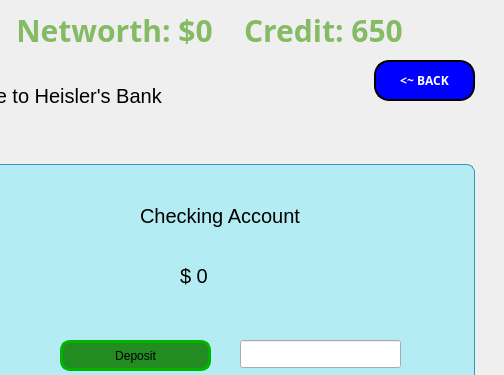
The window that mainwindow.ui (NandhiniRam2005/CS3505-Group-Assignment9-LifeInvestor) describes before a commit, drawn with Qt 5; both pictures show x 296 to 800 and y 0 to 375 of the 800 by 530 pixel window.
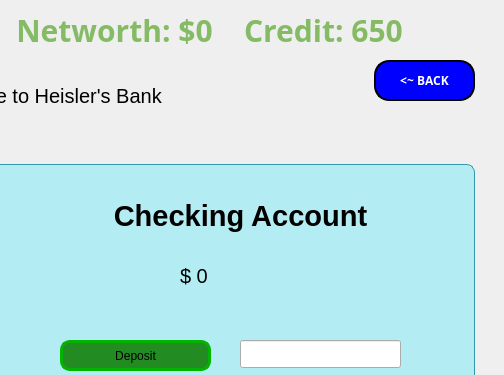
The same window after the commit. The open tabs and pages were chosen to show the change. Icons and pictures are not drawn.

The edit to the form file:
```diff
--- a/mainwindow.ui
+++ b/mainwindow.ui
@@ -3581,24 +3581,6 @@
        <attribute name="title">
         <string>CheckingAccount</string>
        </attribute>
-       <widget class="QLabel" name="checingAccountLabel">
-        <property name="geometry">
-         <rect>
-          <x>400</x>
-          <y>20</y>
-          <width>211</width>
-          <height>51</height>
-         </rect>
-        </property>
-        <property name="font">
-         <font>
-          <pointsize>15</pointsize>
-         </font>
-        </property>
-        <property name="text">
-         <string>Checking Account</string>
-        </property>
-       </widget>
        <widget class="QLabel" name="checkingAccountAmount">
         <property name="geometry">
          <rect>
@@ -3683,6 +3665,33 @@
          <pixmap resource="resources.qrc">:/icons/icons/checking-account.png</pixmap>
         </property>
        </widget>
+       <widget class="QLabel" name="cd1MinDepositLabel_7">
+        <property name="geometry">
+         <rect>
+          <x>360</x>
+          <y>20</y>
+          <width>281</width>
+          <height>51</height>
+         </rect>
+        </property>
+        <property name="font">
+         <font>
+          <pointsize>22</pointsize>
+          <bold>true</bold>
+         </font>
+        </property>
+        <property name="styleSheet">
+         <string notr="true">QLabel {
+    color: black;
+}</string>
+        </property>
+        <property name="text">
+         <string>Checking Account</string>
+        </property>
+        <property name="alignment">
+         <set>Qt::AlignmentFlag::AlignCenter</set>
+        </property>
+       </widget>
       </widget>
       <widget class="QWidget" name="savingsTab">
        <attribute name="title">
```
Left out of the diff: 51 changed lines with no effect on the pictures.
